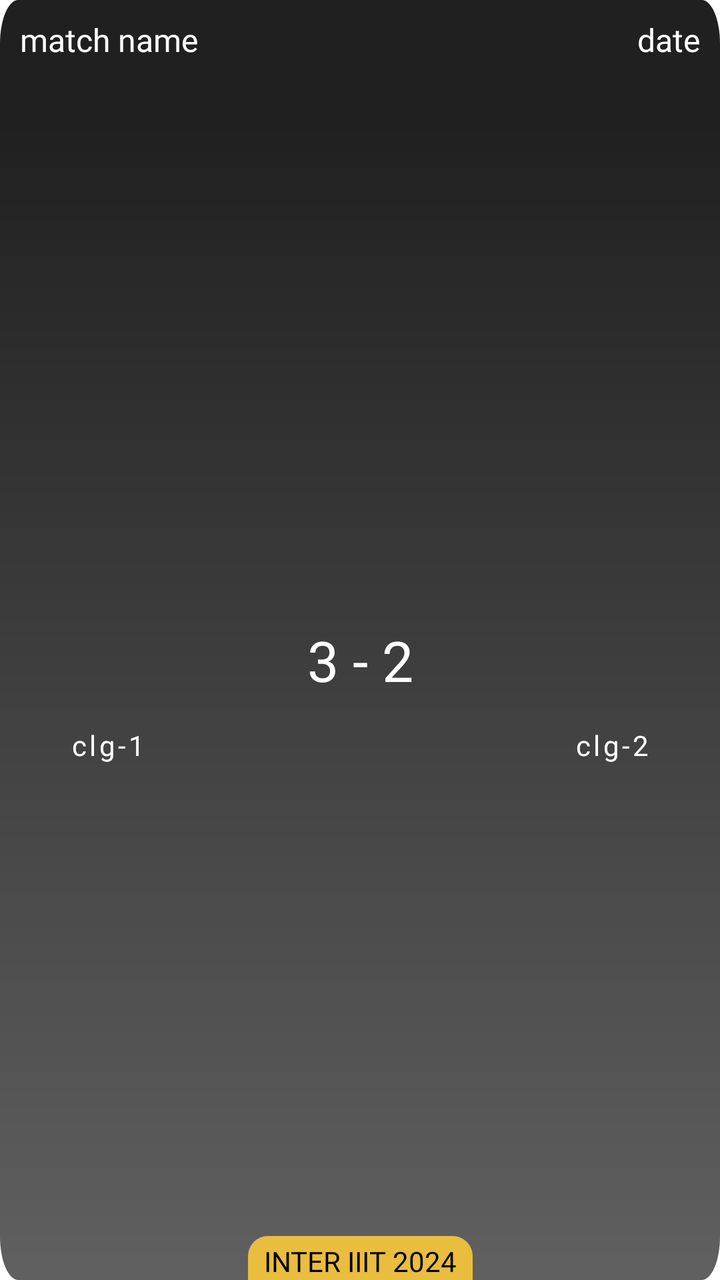
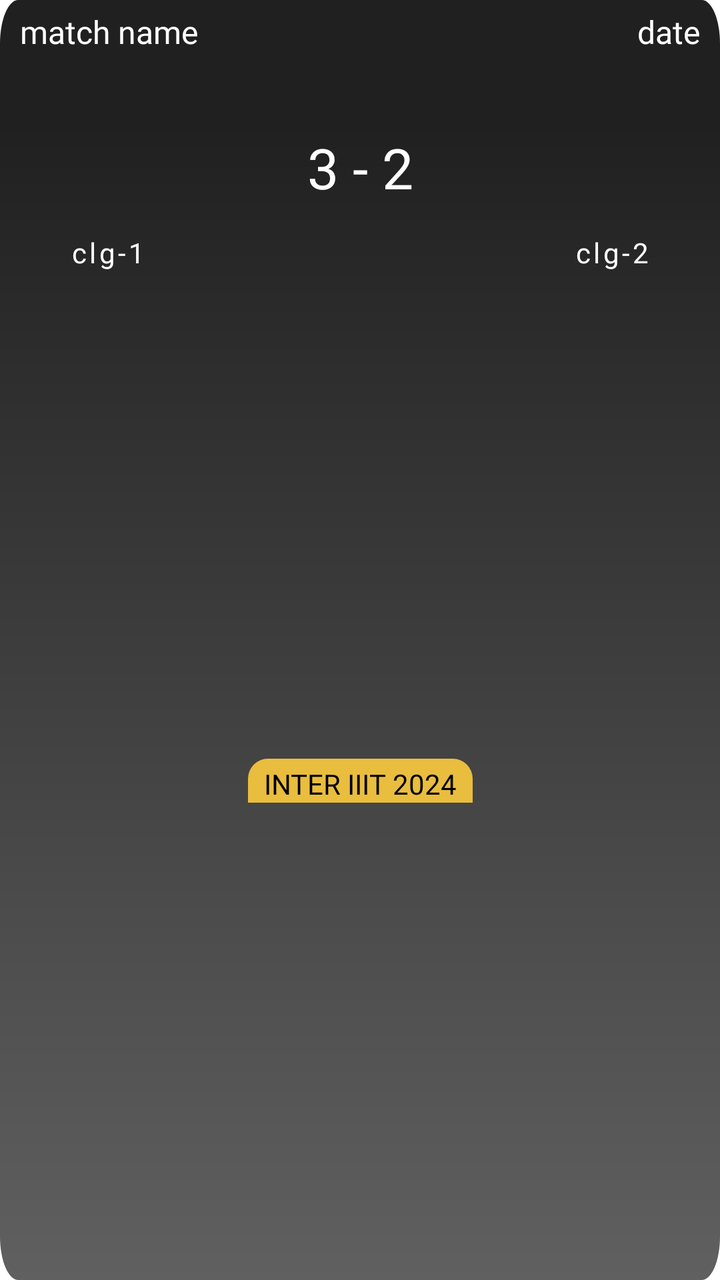

Before-and-after screenshots of an Android layout around one commit, followed by the original layout XML and the change that was made.
<!-- AndroidManifest.xml: application theme Theme.NavigationDrawer -->
<!-- res/layout/layout_football.xml -->
<?xml version="1.0" encoding="utf-8"?>
<androidx.constraintlayout.widget.ConstraintLayout xmlns:android="http://schemas.android.com/apk/res/android"
    xmlns:app="http://schemas.android.com/apk/res-auto"
    android:layout_width="match_parent"
    android:layout_height="180dp"
    android:layout_marginHorizontal="10dp"
    android:layout_marginVertical="10dp"
    android:background="@drawable/fade3">

    <LinearLayout
        android:id="@+id/lay1"
        android:layout_width="match_parent"
        android:layout_height="40dp"
        android:orientation="horizontal"
        android:padding="5dp"
        android:weightSum="1"
        app:layout_constraintEnd_toEndOf="parent"
        app:layout_constraintStart_toStartOf="parent"
        app:layout_constraintTop_toTopOf="parent">

        <TextView
            android:id="@+id/matchName"
            android:layout_width="0dp"
            android:layout_height="40dp"
            android:layout_gravity="center_vertical"
            android:layout_weight="0.7"
            android:fontFamily="@font/poppins_semibold"
            android:gravity="center_vertical|start"
            android:hint="match name"
            android:paddingHorizontal="5dp"
            android:textAllCaps="true"
            android:textColor="#E9E9E9"
            android:textColorHint="@color/white"
            android:textSize="16sp" />

        <TextView
            android:id="@+id/date"
            android:layout_width="0dp"
            android:layout_height="40dp"
            android:layout_gravity="center_vertical"
            android:layout_weight="0.3"
            android:fontFamily="@font/poppins_semibold"
            android:gravity="center_vertical|end"
            android:hint="date"
            android:paddingHorizontal="5dp"
            android:textColor="#E9E9E9"
            android:textColorHint="@color/white"
            android:textSize="16sp" />
    </LinearLayout>

    <LinearLayout
        android:layout_width="match_parent"
        android:layout_height="wrap_content"
        android:layout_marginTop="45dp"
        android:orientation="vertical"
        android:visibility="gone">

        <TextView
            android:id="@+id/time"
            android:layout_width="match_parent"
            android:layout_height="wrap_content"
            android:fontFamily="@font/poppins_medium"
            android:gravity="center"
            android:hint="time"
            android:textColor="@color/white"
            android:textColorHint="@color/white"
            android:textSize="16sp" />
    </LinearLayout>

    <LinearLayout
        android:layout_width="match_parent"
        android:layout_height="0dp"
        android:layout_marginTop="-20dp"
        android:orientation="horizontal"
        android:weightSum="1"
        app:layout_constraintBottom_toBottomOf="parent"
        app:layout_constraintEnd_toEndOf="parent"
        app:layout_constraintStart_toStartOf="parent"
        app:layout_constraintTop_toBottomOf="@id/lay1">

        <LinearLayout
            android:layout_width="0dp"
            android:layout_height="wrap_content"
            android:layout_gravity="center_vertical"
            android:layout_weight="0.3"
            android:orientation="vertical">

            <ImageView
                android:id="@+id/clgImg1"
                android:layout_width="match_parent"
                android:layout_height="80dp"
                android:scaleType="fitCenter" />

            <TextView
                android:id="@+id/clgName1"
                android:layout_width="match_parent"
                android:layout_height="wrap_content"
                android:layout_marginTop="5dp"
                android:fontFamily="@font/poppins_medium"
                android:gravity="center"
                android:paddingHorizontal="5dp"
                android:hint="clg-1"
                android:letterSpacing="0.1"
                android:textAllCaps="true"
                android:textColor="@color/white"
                android:textColorHint="@color/white" />
        </LinearLayout>

        <TextView
            android:id="@+id/points"
            android:layout_width="0dp"
            android:layout_height="wrap_content"
            android:layout_gravity="center_vertical"
            android:layout_weight="0.4"
            android:fontFamily="@font/poppins_medium"
            android:gravity="center"
            android:text="3 - 2"
            android:textColor="@color/white"
            android:textSize="28sp" />

        <LinearLayout
            android:layout_width="0dp"
            android:layout_height="wrap_content"
            android:layout_gravity="center_vertical"
            android:layout_weight="0.3"
            android:orientation="vertical">

            <ImageView
                android:id="@+id/clgImg2"
                android:layout_width="match_parent"
                android:layout_height="80dp"
                android:scaleType="fitCenter" />

            <TextView
                android:id="@+id/clgName2"
                android:layout_width="match_parent"
                android:layout_height="wrap_content"
                android:layout_marginTop="5dp"
                android:fontFamily="@font/poppins_medium"
                android:gravity="center"
                android:hint="clg-2"
                android:letterSpacing="0.1"
                android:paddingHorizontal="5dp"
                android:textAllCaps="true"
                android:textColor="@color/white"
                android:textColorHint="@color/white" />
        </LinearLayout>

    </LinearLayout>

    <TextView
        android:layout_width="wrap_content"
        android:layout_height="wrap_content"
        android:background="@drawable/backlesss"
        android:fontFamily="@font/poppins_medium"
        android:gravity="center|bottom"
        android:paddingHorizontal="8dp"
        android:paddingTop="3dp"
        android:text="inter iiit 2024"
        android:textAllCaps="true"
        android:textColor="@color/black"
        app:layout_constraintBottom_toBottomOf="parent"
        app:layout_constraintEnd_toEndOf="parent"
        app:layout_constraintStart_toStartOf="parent" />

</androidx.constraintlayout.widget.ConstraintLayout>
<!-- resources referenced by this layout -->
<resources>
  <color name="black">#FF000000</color>
  <color name="white">#FFFFFFFF</color>
  <!-- drawable backlesss (drawable) -->
  <?xml version="1.0" encoding="utf-8"?>
  <shape xmlns:android="http://schemas.android.com/apk/res/android">
      <solid android:color="#E9BD3E" /> 
  
      <corners
          android:topLeftRadius="10dp"
          android:topRightRadius="10dp" />
  </shape>
  <!-- drawable fade3 (drawable) -->
  <vector xmlns:android="http://schemas.android.com/apk/res/android"
      xmlns:aapt="http://schemas.android.com/aapt"
      android:width="400dp"
      android:height="293dp"
      android:viewportWidth="393"
      android:viewportHeight="293">
  
      <path android:pathData="M10,0h373c5.523,0 10,4.477 10,10v273c0,5.523 -4.477,10 -10,10h-373c-5.523,0 -10,-4.477 -10,-10v-273c0,-5.523 4.477,-10 10,-10Z">
          <aapt:attr name="android:fillColor">
              <gradient
                  android:endX="197"
                  android:endY="27.9"
                  android:startX="197"
                  android:startY="293"
                  android:type="linear">
                  <item
                      android:color="#606060"
                      android:offset="0" />
                  <item
                      android:color="#202020"
                      android:offset="1" />
              </gradient>
          </aapt:attr>
      </path>
  </vector>
  <style name="Theme.NavigationDrawer" parent="Theme.MaterialComponents.DayNight.NoActionBar">
          
          <item name="colorPrimary">#FFECA1</item>
          
      </style>
</resources>

<!-- the commit's change to res/layout/layout_football.xml (unified diff, before → after) -->
@@ -2,7 +2,7 @@
 <androidx.constraintlayout.widget.ConstraintLayout xmlns:android="http://schemas.android.com/apk/res/android"
     xmlns:app="http://schemas.android.com/apk/res-auto"
     android:layout_width="match_parent"
-    android:layout_height="180dp"
+    android:layout_height="wrap_content"
     android:layout_marginHorizontal="10dp"
     android:layout_marginVertical="10dp"
     android:background="@drawable/fade3">
@@ -10,7 +10,7 @@
     <LinearLayout
         android:id="@+id/lay1"
         android:layout_width="match_parent"
-        android:layout_height="40dp"
+        android:layout_height="wrap_content"
         android:orientation="horizontal"
         android:padding="5dp"
         android:weightSum="1"
@@ -21,7 +21,7 @@
         <TextView
             android:id="@+id/matchName"
             android:layout_width="0dp"
-            android:layout_height="40dp"
+            android:layout_height="wrap_content"
             android:layout_gravity="center_vertical"
             android:layout_weight="0.7"
             android:fontFamily="@font/poppins_semibold"
@@ -31,12 +31,12 @@
             android:textAllCaps="true"
             android:textColor="#E9E9E9"
             android:textColorHint="@color/white"
-            android:textSize="16sp" />
+            android:textSize="16dp" />
 
         <TextView
             android:id="@+id/date"
             android:layout_width="0dp"
-            android:layout_height="40dp"
+            android:layout_height="wrap_content"
             android:layout_gravity="center_vertical"
             android:layout_weight="0.3"
             android:fontFamily="@font/poppins_semibold"
@@ -45,7 +45,7 @@
             android:paddingHorizontal="5dp"
             android:textColor="#E9E9E9"
             android:textColorHint="@color/white"
-            android:textSize="16sp" />
+            android:textSize="16dp" />
     </LinearLayout>
 
     <LinearLayout
@@ -64,16 +64,15 @@
             android:hint="time"
             android:textColor="@color/white"
             android:textColorHint="@color/white"
-            android:textSize="16sp" />
+            android:textSize="16dp" />
     </LinearLayout>
 
     <LinearLayout
+        android:id="@+id/layout"
         android:layout_width="match_parent"
-        android:layout_height="0dp"
-        android:layout_marginTop="-20dp"
+        android:layout_height="wrap_content"
         android:orientation="horizontal"
         android:weightSum="1"
-        app:layout_constraintBottom_toBottomOf="parent"
         app:layout_constraintEnd_toEndOf="parent"
         app:layout_constraintStart_toStartOf="parent"
         app:layout_constraintTop_toBottomOf="@id/lay1">
@@ -116,7 +115,7 @@
             android:gravity="center"
             android:text="3 - 2"
             android:textColor="@color/white"
-            android:textSize="28sp" />
+            android:textSize="28dp" />
 
         <LinearLayout
             android:layout_width="0dp"
@@ -151,6 +150,7 @@
     <TextView
         android:layout_width="wrap_content"
         android:layout_height="wrap_content"
+        android:layout_marginTop="5dp"
         android:background="@drawable/backlesss"
         android:fontFamily="@font/poppins_medium"
         android:gravity="center|bottom"
@@ -161,6 +161,7 @@
         android:textColor="@color/black"
         app:layout_constraintBottom_toBottomOf="parent"
         app:layout_constraintEnd_toEndOf="parent"
-        app:layout_constraintStart_toStartOf="parent" />
+        app:layout_constraintStart_toStartOf="parent"
+        app:layout_constraintTop_toBottomOf="@id/layout" />
 
 </androidx.constraintlayout.widget.ConstraintLayout>
